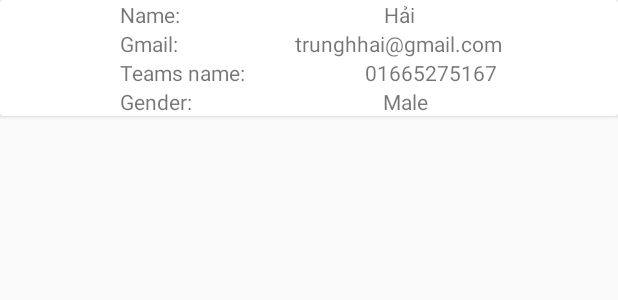
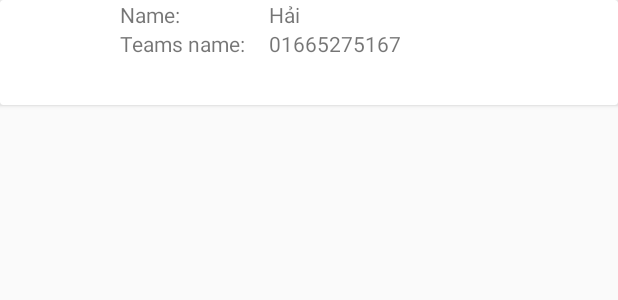
Before and after one commit to TeamSoloCode/The-S, an Android app: the layout item_inviter_infomation.xml on its own in the app's theme, with its tools: preview values and no code run, on a phone screen of 412 x 824 dp. Shown: the top 300 px of the screen. Run offline under Robolectric (Android 15) with nearby library versions, the light colour scheme and no system bars.

Commit message:
Commit "fix list invitation"

```diff
--- a/app/src/main/java/com/example/bruce/myapp/Adapter/ListInvitationAdapter.java
+++ b/app/src/main/java/com/example/bruce/myapp/Adapter/ListInvitationAdapter.java
@@ -41,7 +41,6 @@
         InvitersInfo inviter = listInviter.get(position);
         Picasso.with(context).load(inviter.getInvitersPhotoURL()).transform(new CircleTransform()).into(holder.imgTeamUser);
         holder.txtTeamNameUser.setText(inviter.getInvitersName());
-        holder.txtTeamEmailUser.setText(inviter.getInvitersEmail());
         holder.txtTeamsName.setText(inviter.getTeamsName());
 
 //        FirebaseDatabase.getInstance().getReference("TeamUser").addListenerForSingleValueEvent(new ValueEventListener() {
@@ -64,8 +63,7 @@
 
     public class ViewHolder extends RecyclerView.ViewHolder implements View.OnClickListener{
         ImageView imgTeamUser;
-        ImageButton moveMember;
-        TextView txtTeamNameUser,txtTeamEmailUser,txtTeamsName,txtTeamGendre;
+        TextView txtTeamNameUser,txtTeamEmailUser,txtTeamsName;
         public ViewHolder(View itemView) {
             super(itemView);
 
@@ -73,11 +71,8 @@
 
             imgTeamUser=itemView.findViewById(R.id.imgTeamUser);
             txtTeamNameUser=itemView.findViewById(R.id.txtTeamNameUser);
-            txtTeamEmailUser=itemView.findViewById(R.id.txtTeamEmailUser);
             txtTeamsName=itemView.findViewById(R.id.txtTeamsName);
-            txtTeamGendre=itemView.findViewById(R.id.txtTeamGendre);
-            moveMember = itemView.findViewById(R.id.moveMember);
-            moveMember.setOnClickListener(this);
+
 
         }
 
--- a/app/src/main/java/com/example/bruce/myapp/Adapter/TeamAdapter.java
+++ b/app/src/main/java/com/example/bruce/myapp/Adapter/TeamAdapter.java
@@ -77,7 +77,6 @@
             txtTeamNameUser=itemView.findViewById(R.id.txtTeamNameUser);
             txtTeamEmailUser=itemView.findViewById(R.id.txtTeamEmailUser);
             txtTeamPhoneUser=itemView.findViewById(R.id.txtTeamPhoneUser);
-            txtTeamGendre=itemView.findViewById(R.id.txtTeamGendre);
             moveMember=itemView.findViewById(R.id.moveMember);
             moveMember.setOnLongClickListener(this);
         }
--- a/app/src/main/res/layout/item_inviter_infomation.xml
+++ b/app/src/main/res/layout/item_inviter_infomation.xml
@@ -12,14 +12,7 @@
         <RelativeLayout
             android:layout_width="match_parent"
             android:layout_height="wrap_content">
-            <ImageButton
-                android:visibility="invisible"
-                android:id="@+id/moveMember"
-                android:layout_width="50px"
-                android:layout_height="50px"
-                android:background="#FFFFFF"
-                android:layout_alignParentRight="true"
-                android:src="@drawable/if_delete_70984"/>
+
             <LinearLayout
                 android:layout_width="match_parent"
                 android:layout_height="wrap_content"
@@ -41,44 +34,17 @@
                         android:layout_height="match_parent"
                         android:orientation="horizontal">
                         <TextView
+                            android:layout_weight="3"
                             android:text="Name:"
-                            android:layout_width="wrap_content"
+                            android:layout_width="0dp"
                             android:layout_height="match_parent" />
                         <TextView
-                            android:gravity="center"
+
+                            android:layout_weight="7"
+                            android:gravity="center|left"
                             android:id="@+id/txtTeamNameUser"
                             android:text="Hải"
-                            android:layout_width="match_parent"
-                            android:layout_height="match_parent" />
-                    </LinearLayout>
-                    <LinearLayout
-                        android:layout_width="match_parent"
-                        android:layout_height="match_parent"
-                        android:orientation="horizontal">
-                        <TextView
-                            android:text="Gmail:"
-                            android:layout_width="wrap_content"
-                            android:layout_height="match_parent" />
-                        <TextView
-                            android:gravity="center"
-                            android:id="@+id/txtTeamEmailUser"
-                            android:text="trunghhai@gmail.com"
-                            android:layout_width="match_parent"
-                            android:layout_height="match_parent" />
-                    </LinearLayout>
-                    <LinearLayout
-                        android:layout_width="match_parent"
-                        android:layout_height="match_parent"
-                        android:orientation="horizontal">
-                        <TextView
-                            android:text="Teams name:"
-                            android:layout_width="wrap_content"
-                            android:layout_height="match_parent" />
-                        <TextView
-                            android:gravity="center"
-                            android:id="@+id/txtTeamsName"
-                            android:text="01665275167"
-                            android:layout_width="match_parent"
+                            android:layout_width="0dp"
                             android:layout_height="match_parent" />
                     </LinearLayout>
 
@@ -87,16 +53,20 @@
                         android:layout_height="match_parent"
                         android:orientation="horizontal">
                         <TextView
-                            android:text="Gender:"
-                            android:layout_width="wrap_content"
+                            android:layout_weight="3"
+                            android:text="Teams name:"
+                            android:layout_width="0dp"
                             android:layout_height="match_parent" />
                         <TextView
-                            android:gravity="center"
-                            android:id="@+id/txtTeamGendre"
-                            android:text="Male"
-                            android:layout_width="match_parent"
+                            android:layout_weight="7"
+                            android:gravity="center|left"
+                            android:id="@+id/txtTeamsName"
+                            android:text="01665275167"
+                            android:layout_width="0dp"
                             android:layout_height="match_parent" />
                     </LinearLayout>
+
+
                 </LinearLayout>
             </LinearLayout>
         </RelativeLayout>
```
